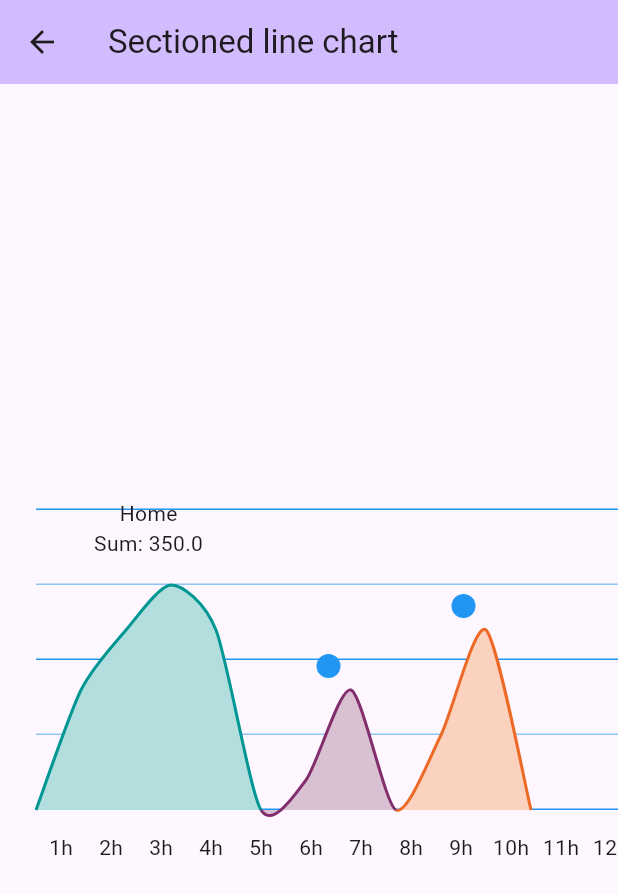
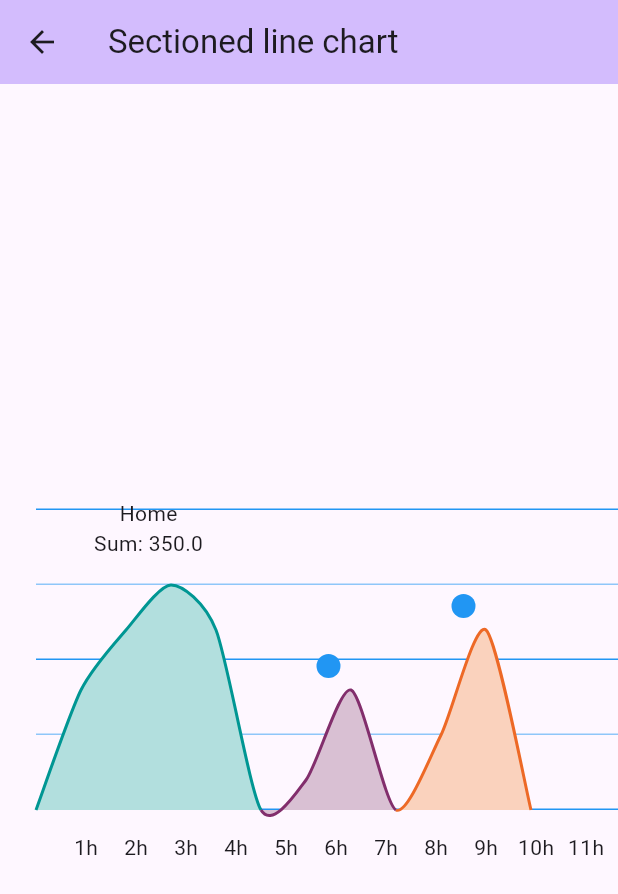
Before and after one commit to Code-Bloom-Software/cb_charts_flutter, a Flutter app: the SectionedLineChartPage screen opened by its route, on a phone screen of 412 x 824 dp. Shown: the top 894 px of the screen. Run offline on Flutter 3.47's test engine with Material 3 defaults, Android fonts, the phone set to English and light mode, and no system bars.

Commit message:
Fix sectioned line chart timeline alignment.

```diff
--- a/lib/src/cb_sectioned_line_chart/cb_sectioned_line_chart.dart
+++ b/lib/src/cb_sectioned_line_chart/cb_sectioned_line_chart.dart
@@ -281,8 +281,11 @@ class CBSectionedLineTimeLine extends StatelessWidget {
           children: [
             ...List.generate(xAxisDivider, (index) => SizedBox(
                 width: width,
-                child: Center(child: onIndex.call(index)))
-            )
+                child: Container(
+                    alignment: Alignment.centerRight,
+                    child: FractionalTranslation(
+                        translation: const Offset(0.5, 0),
+                        child: onIndex.call(index)))))
           ],
         );
       }
```
